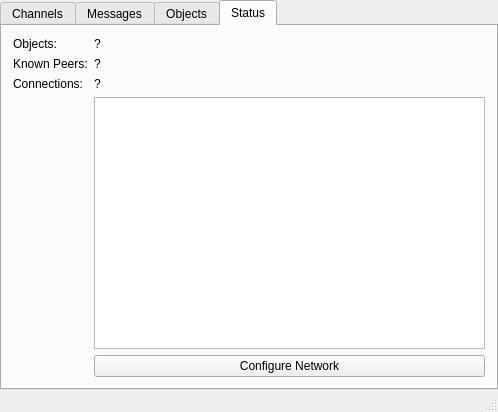
First picture: the form in hyperbit/gui/data/MainWindow.ui, repository g1itch/hyperbit, before the edit.
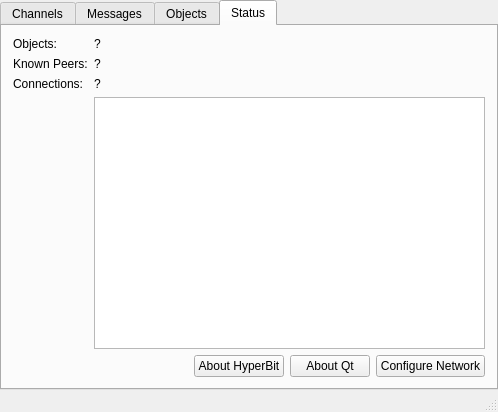
Second picture: the form after the edit. The open tabs and pages were chosen to show the change.

Commit message: About dialogs

Patch:
```diff
--- a/hyperbit/gui/data/MainWindow.ui
+++ b/hyperbit/gui/data/MainWindow.ui
@@ -398,12 +398,43 @@
           </property>
          </widget>
         </item>
-        <item row="6" column="1">
+        <item row="9" column="1">
+         <layout class="QHBoxLayout" name="horizontalLayout_3">
+          <item>
+           <spacer name="horizontalSpacer_4">
+            <property name="orientation">
+             <enum>Qt::Horizontal</enum>
+            </property>
+            <property name="sizeHint" stdset="0">
+             <size>
+              <width>40</width>
+              <height>20</height>
+             </size>
+            </property>
+           </spacer>
+          </item>
+          <item>
+           <widget class="QPushButton" name="about">
+            <property name="text">
+             <string>About HyperBit</string>
+            </property>
+           </widget>
+          </item>
+          <item>
+           <widget class="QPushButton" name="aboutQt">
+            <property name="text">
+             <string>About Qt</string>
+            </property>
+           </widget>
+          </item>
+          <item>
          <widget class="QPushButton" name="configureNetwork">
           <property name="text">
            <string>Configure Network</string>
           </property>
          </widget>
+          </item>
+         </layout>
         </item>
        </layout>
       </widget>
```
Lines whose indentation alone changed are shown as unchanged. The commit also changes 1 other file.
